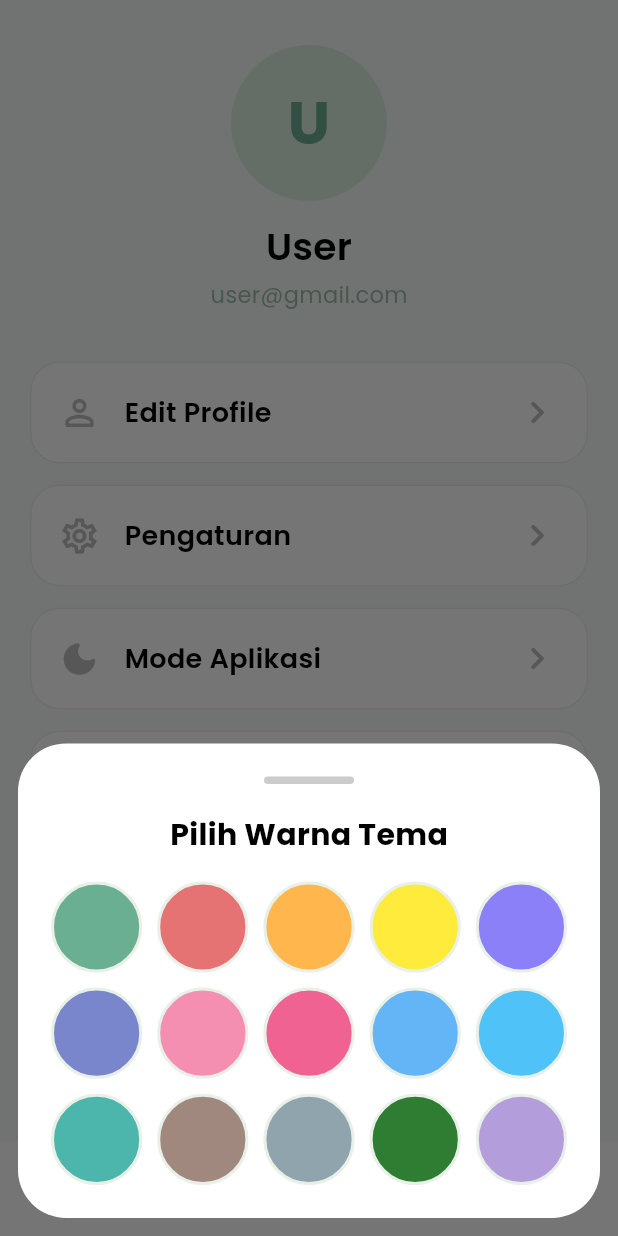
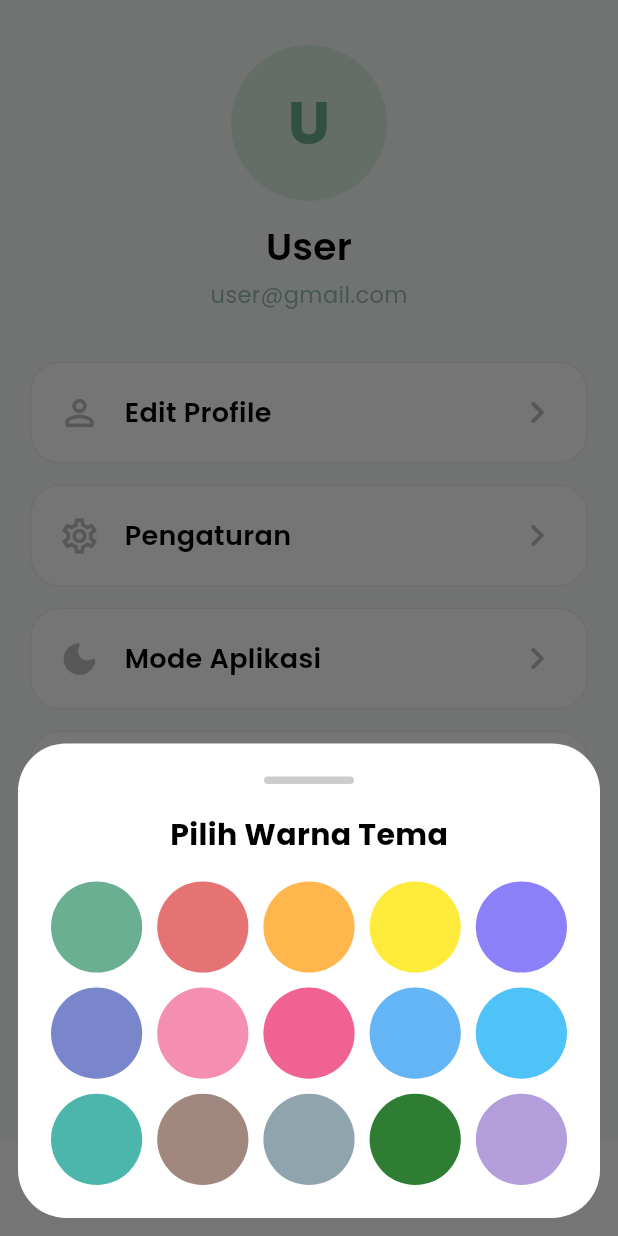
Before and after one commit to jihan-nurlita/habit-grow, a Flutter app: the screen it shows after launch, item 5 of the bottom bar chosen, after a tap on "Warna Tema", on a phone screen of 412 x 824 dp. Run offline on Flutter 3.47's test engine with Material 3 defaults, Android fonts, the phone set to English and light mode, and no system bars; our stand-ins replace google_fonts, shared_preferences.

Commit message:
Initial commit

```diff
--- a/lib/core/theme/theme_data.dart
+++ b/lib/core/theme/theme_data.dart
@@ -176,3 +176,22 @@ final oceanTheme = ThemeModel(
   softColor: const Color(0xFFDFF5FF),
   borderColor: const Color(0xFFCDEEFF),
 );
+
+/// List semua tema untuk kebutuhan SharedPreferences
+final List<ThemeModel> appThemes = [
+  greenTheme,
+  purpleTheme,
+  pinkTheme,
+  blueTheme,
+  orangeTheme,
+  greyTheme,
+  redTheme,
+  cyanTheme,
+  yellowTheme,
+  mintTheme,
+  indigoTheme,
+  brownTheme,
+  roseTheme,
+  lavenderTheme,
+  oceanTheme,
+];
--- a/lib/pages/profile/profile_page.dart
+++ b/lib/pages/profile/profile_page.dart
@@ -414,11 +414,6 @@ class ProfilePage extends StatelessWidget {
                       decoration: BoxDecoration(
                         color: item.primaryColor,
                         shape: BoxShape.circle,
-                        border: Border.all(
-                          color: theme
-                              .borderColor, // 👈 Border lingkaran menyesuaikan mode
-                          width: 2,
-                        ),
                       ),
                     ),
                   );
--- a/lib/providers/habit_provider.dart
+++ b/lib/providers/habit_provider.dart
@@ -1,10 +1,55 @@
+import 'dart:convert';
 import 'package:flutter/material.dart';
+import 'package:shared_preferences/shared_preferences.dart';
 import '../models/habit_model.dart';
 
 class HabitProvider extends ChangeNotifier {
-  final List<HabitModel> _habits = [];
+  List<HabitModel> _habits = [];
 
   List<HabitModel> get habits => _habits;
+
+  // Key untuk SharedPreferences
+  static const String _storageKey = 'saved_habits_key';
+
+  /// Constructor: Langsung muat data dari SharedPreferences saat Provider dibuat
+  HabitProvider() {
+    _loadHabitsFromStorage();
+  }
+
+  /// =======================
+  /// LOCAL STORAGE (SHARED PREFERENCES)
+  /// =======================
+
+  // Simpan list ke SharedPreferences
+  Future<void> _saveHabitsToStorage() async {
+    try {
+      final prefs = await SharedPreferences.getInstance();
+      final String encodedData = jsonEncode(
+        _habits.map((habit) => habit.toJson()).toList(),
+      );
+      await prefs.setString(_storageKey, encodedData);
+    } catch (e) {
+      debugPrint('Gagal menyimpan habits: $e');
+    }
+  }
+
+  // Muat list dari SharedPreferences
+  Future<void> _loadHabitsFromStorage() async {
+    try {
+      final prefs = await SharedPreferences.getInstance();
+      final String? habitsString = prefs.getString(_storageKey);
+
+      if (habitsString != null) {
+        final List<dynamic> decodedData = jsonDecode(habitsString);
+        _habits = decodedData
+            .map((item) => HabitModel.fromJson(item as Map<String, dynamic>))
+            .toList();
+        notifyListeners();
+      }
+    } catch (e) {
+      debugPrint('Gagal memuat habits: $e');
+    }
+  }
 
   /// =======================
   /// GET HABIT BY MONTH
@@ -105,7 +150,7 @@ class HabitProvider extends ChangeNotifier {
     HabitModel habit,
   ) {
     _habits.add(habit);
-
+    _saveHabitsToStorage(); // Simpan perubahan
     notifyListeners();
   }
 
@@ -123,7 +168,7 @@ class HabitProvider extends ChangeNotifier {
     }
 
     _habits[index].completed = !_habits[index].completed;
-
+    _saveHabitsToStorage(); // Simpan perubahan
     notifyListeners();
   }
 
@@ -142,7 +187,7 @@ class HabitProvider extends ChangeNotifier {
     }
 
     _habits[index] = updatedHabit;
-
+    _saveHabitsToStorage(); // Simpan perubahan
     notifyListeners();
   }
 
@@ -154,7 +199,7 @@ class HabitProvider extends ChangeNotifier {
     HabitModel habit,
   ) {
     _habits.remove(habit);
-
+    _saveHabitsToStorage(); // Simpan perubahan
     notifyListeners();
   }
 
--- a/lib/providers/theme_provider.dart
+++ b/lib/providers/theme_provider.dart
@@ -1,8 +1,13 @@
 import 'package:flutter/material.dart';
 import 'package:habit_grow/core/theme/theme_data.dart';
 import 'package:habit_grow/core/theme/theme_model.dart';
+import 'package:shared_preferences/shared_preferences.dart';
 
 class ThemeProvider extends ChangeNotifier {
+  /// Keys untuk SharedPreferences
+  static const String _darkModeKey = 'is_dark_mode_key';
+  static const String _themeIndexKey = 'selected_theme_index_key';
+
   /// COLOR THEME
   ThemeModel _selectedTheme = greenTheme;
 
@@ -13,6 +18,56 @@ class ThemeProvider extends ChangeNotifier {
 
   bool get isDarkMode => _isDarkMode;
 
+  /// Constructor: Otomatis memuat tema saat Provider dibuat
+  ThemeProvider() {
+    _loadThemeFromStorage();
+  }
+
+  /// =========================
+  /// LOCAL STORAGE (SHARED PREFERENCES)
+  /// =========================
+
+  // Simpan pengaturan tema ke SharedPreferences
+  Future<void> _saveThemeToStorage() async {
+    try {
+      final prefs = await SharedPreferences.getInstance();
+
+      // Simpan status Dark Mode
+      await prefs.setBool(_darkModeKey, _isDarkMode);
+
+      // Cari indeks dari _selectedTheme di appThemes
+      // Pastikan `appThemes` didefinisikan di `theme_data.dart`
+      int themeIndex = appThemes.indexOf(_selectedTheme);
+      if (themeIndex != -1) {
+        await prefs.setInt(_themeIndexKey, themeIndex);
+      }
+    } catch (e) {
+      debugPrint('Gagal menyimpan pengaturan tema: $e');
+    }
+  }
+
+  // Memuat pengaturan tema dari SharedPreferences
+  Future<void> _loadThemeFromStorage() async {
+    try {
+      final prefs = await SharedPreferences.getInstance();
+
+      // Load status Dark Mode
+      _isDarkMode = prefs.getBool(_darkModeKey) ?? false;
+
+      // Load indeks tema warna
+      final int? themeIndex = prefs.getInt(_themeIndexKey);
+      if (themeIndex != null &&
+          themeIndex >= 0 &&
+          themeIndex < appThemes.length) {
+        _selectedTheme = appThemes[themeIndex];
+      }
+
+      notifyListeners();
+    } catch (e) {
+      debugPrint('Gagal memuat pengaturan tema: $e');
+    }
+  }
+
   /// =========================
   /// CURRENT THEME
   /// =========================
@@ -22,12 +77,10 @@ class ThemeProvider extends ChangeNotifier {
         primaryColor: _selectedTheme.primaryColor,
         backgroundColor: const Color(0xFF121212),
         cardColor: const Color(0xFF1E1E1E),
-        iconColor: Colors
-            .white, // atau bisa pakai _selectedTheme.primaryColor agar ikon menyesuaikan tema
+        iconColor: Colors.white,
         textColor: Colors.white,
-        softColor: const Color(
-            0xFF2A2A2A), // Ubah jadi abu-abu gelap netral, jangan pakai primaryColor.withOpacity!
-        borderColor: const Color(0xFF2C2C2C),
+        softColor: const Color(0xFF2A2A2A),
+        borderColor: const Color(0xFF333333),
       );
     }
 
@@ -37,16 +90,24 @@ class ThemeProvider extends ChangeNotifier {
   /// =========================
   /// CHANGE COLOR
   /// =========================
-  void changeTheme(ThemeModel theme) {
+  void changeTheme(
+    ThemeModel theme,
+  ) {
     _selectedTheme = theme;
+    _saveThemeToStorage(); // <--- Simpan perubahan secara otomatis
+
     notifyListeners();
   }
 
   /// =========================
   /// DARK MODE
   /// =========================
-  void setDarkMode(bool value) {
+  void setDarkMode(
+    bool value,
+  ) {
     _isDarkMode = value;
+    _saveThemeToStorage(); // <--- Simpan perubahan secara otomatis
+
     notifyListeners();
   }
 }
```
Also changed, not shown: lib/models/habit_model.dart (+75 -24 lines).
